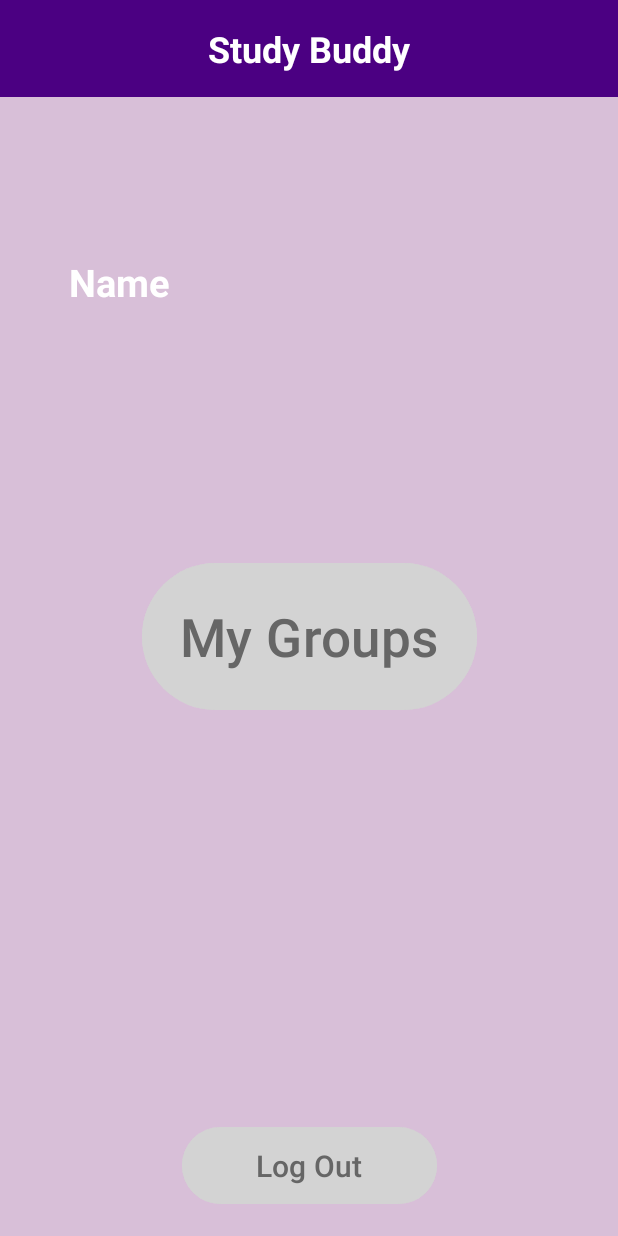
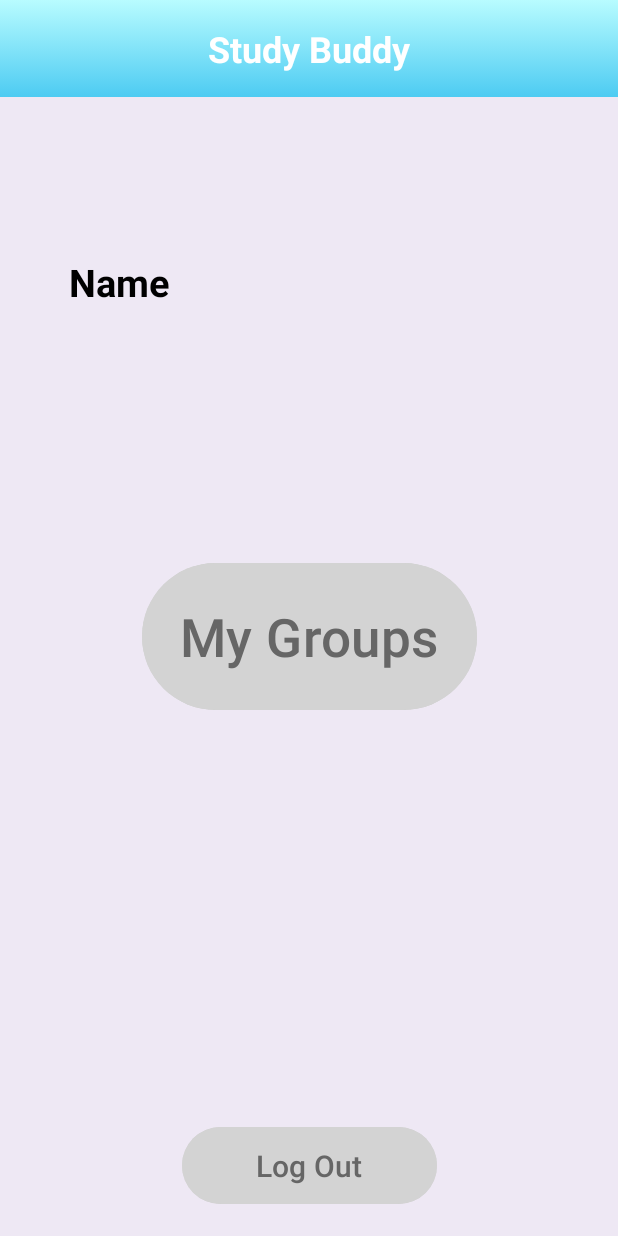
Before and after one commit to Larry-Z-Li/ProjectE, an Android app: the HomeScreenActivity screen opened directly, with no data from a screen before it, on a phone screen of 412 x 824 dp. Run offline under Robolectric (Android 15) with nearby library versions, the phone set to English and light mode, and no system bars.

Commit message:
sign up and homescreen UI change

```diff
--- a/app/src/main/res/layout/homescreen_page.xml
+++ b/app/src/main/res/layout/homescreen_page.xml
@@ -5,14 +5,14 @@
     android:id="@+id/homescreen"
     android:layout_width="match_parent"
     android:layout_height="match_parent"
-    android:background="#D8BFD8"
+    android:background="#EEE8F4"
     tools:context=".HomeScreenActivity">
 
     <TextView
         android:id="@+id/header"
         android:layout_height="wrap_content"
         android:layout_width="0dp"
-        android:background="#4B0082"
+        android:background="@drawable/header"
         android:text="@string/headerName"
         android:textColor="@android:color/white"
         android:textSize="24sp"
@@ -29,7 +29,7 @@
         android:layout_height="wrap_content"
         android:layout_width="0dp"
         android:text="@string/nameT"
-        android:textColor="@android:color/white"
+        android:textColor="@android:color/black"
         android:textSize="25sp"
         android:padding="16dp"
         android:textStyle="bold"
--- a/app/src/main/res/layout/signup_page.xml
+++ b/app/src/main/res/layout/signup_page.xml
@@ -5,14 +5,14 @@
     android:id="@+id/signup"
     android:layout_width="match_parent"
     android:layout_height="match_parent"
-    android:background="#D8BFD8"
+    android:background="#EEE8F4"
     tools:context=".SignupActivity">
 
     <TextView
         android:id="@+id/header"
         android:layout_height="wrap_content"
         android:layout_width="0dp"
-        android:background="#4B0082"
+        android:background="@drawable/header"
         android:text="@string/headerName"
         android:textColor="@android:color/white"
         android:textSize="24sp"
@@ -29,7 +29,7 @@
         android:layout_height="wrap_content"
         android:layout_width="0dp"
         android:text="Sign Up"
-        android:textColor="@android:color/white"
+        android:textColor="@android:color/black"
         android:textSize="50sp"
         android:gravity="center"
         android:padding="16dp"
```
